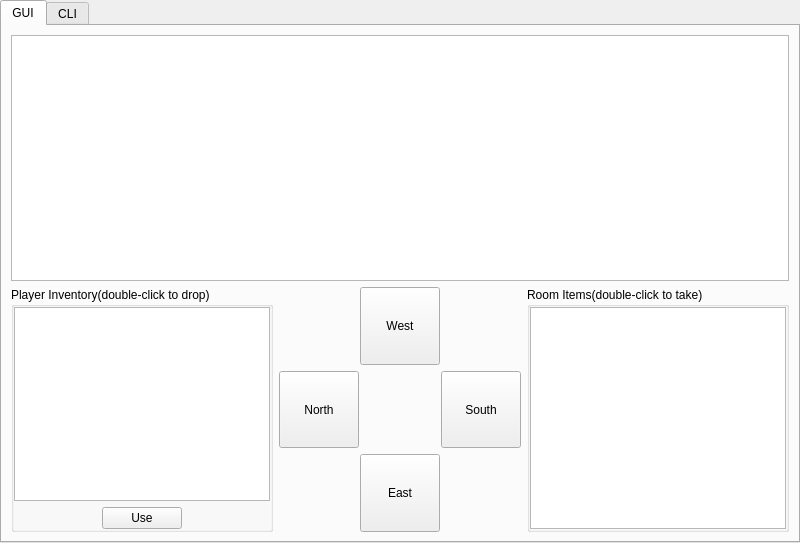
Above: src/view/gui/MainWindow.ui from Galileo-dev/Zork-Game before the change. Below: the same form after it.
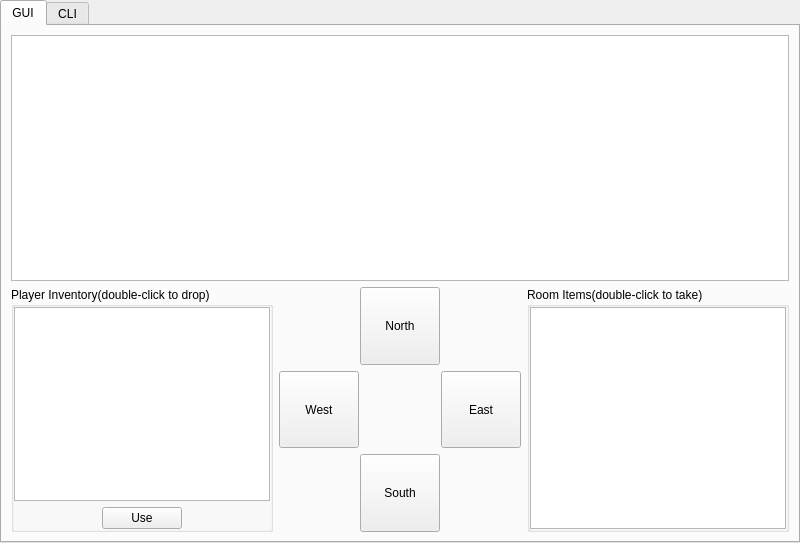
That is the form after the change.

The edit to the form file:
```diff
--- a/src/view/gui/MainWindow.ui
+++ b/src/view/gui/MainWindow.ui
@@ -327,7 +327,7 @@
                       </spacer>
                      </item>
                      <item>
-                      <widget class="QPushButton" name="westButton">
+                      <widget class="QPushButton" name="northButton">
                        <property name="sizePolicy">
                         <sizepolicy hsizetype="Expanding" vsizetype="Expanding">
                          <horstretch>0</horstretch>
@@ -338,7 +338,7 @@
                         <enum>Qt::LeftToRight</enum>
                        </property>
                        <property name="text">
-                        <string>West</string>
+                        <string>North</string>
                        </property>
                        <property name="flat">
                         <bool>false</bool>
@@ -363,7 +363,7 @@
                    <item>
                     <layout class="QHBoxLayout" name="horizontalLayout">
                      <property name="spacing">
-                      <number>-1</number>
+                      <number>6</number>
                      </property>
                      <property name="leftMargin">
                       <number>0</number>
@@ -375,7 +375,7 @@
                       <number>0</number>
                      </property>
                      <item>
-                      <widget class="QPushButton" name="northButton">
+                      <widget class="QPushButton" name="westButton">
                        <property name="sizePolicy">
                         <sizepolicy hsizetype="Expanding" vsizetype="Expanding">
                          <horstretch>0</horstretch>
@@ -383,7 +383,7 @@
                         </sizepolicy>
                        </property>
                        <property name="text">
-                        <string>North</string>
+                        <string>West</string>
                        </property>
                       </widget>
                      </item>
@@ -401,36 +401,6 @@
                       </spacer>
                      </item>
                      <item>
-                      <widget class="QPushButton" name="southButton">
-                       <property name="sizePolicy">
-                        <sizepolicy hsizetype="Expanding" vsizetype="Expanding">
-                         <horstretch>0</horstretch>
-                         <verstretch>0</verstretch>
-                        </sizepolicy>
-                       </property>
-                       <property name="text">
-                        <string>South</string>
-                       </property>
-                      </widget>
-                     </item>
-                    </layout>
-                   </item>
-                   <item>
-                    <layout class="QHBoxLayout" name="horizontalLayout_4">
-                     <item>
-                      <spacer name="horizontalSpacer_2">
-                       <property name="orientation">
-                        <enum>Qt::Horizontal</enum>
-                       </property>
-                       <property name="sizeHint" stdset="0">
-                        <size>
-                         <width>40</width>
-                         <height>20</height>
-                        </size>
-                       </property>
-                      </spacer>
-                     </item>
-                     <item>
                       <widget class="QPushButton" name="eastButton">
                        <property name="sizePolicy">
                         <sizepolicy hsizetype="Expanding" vsizetype="Expanding">
@@ -443,6 +413,36 @@
                        </property>
                       </widget>
                      </item>
+                    </layout>
+                   </item>
+                   <item>
+                    <layout class="QHBoxLayout" name="horizontalLayout_4">
+                     <item>
+                      <spacer name="horizontalSpacer_2">
+                       <property name="orientation">
+                        <enum>Qt::Horizontal</enum>
+                       </property>
+                       <property name="sizeHint" stdset="0">
+                        <size>
+                         <width>40</width>
+                         <height>20</height>
+                        </size>
+                       </property>
+                      </spacer>
+                     </item>
+                     <item>
+                      <widget class="QPushButton" name="southButton">
+                       <property name="sizePolicy">
+                        <sizepolicy hsizetype="Expanding" vsizetype="Expanding">
+                         <horstretch>0</horstretch>
+                         <verstretch>0</verstretch>
+                        </sizepolicy>
+                       </property>
+                       <property name="text">
+                        <string>South</string>
+                       </property>
+                      </widget>
+                     </item>
                      <item>
                       <spacer name="horizontalSpacer_3">
                        <property name="orientation">
```
Left out of the diff: 10 changed lines with no effect on the pictures.
